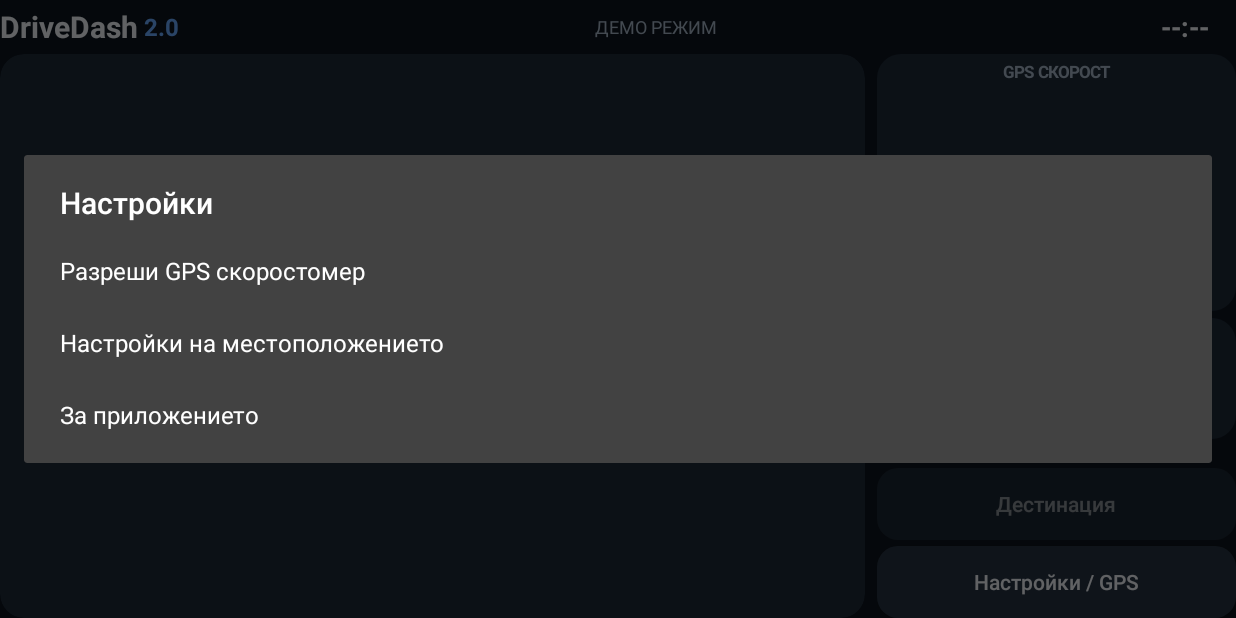
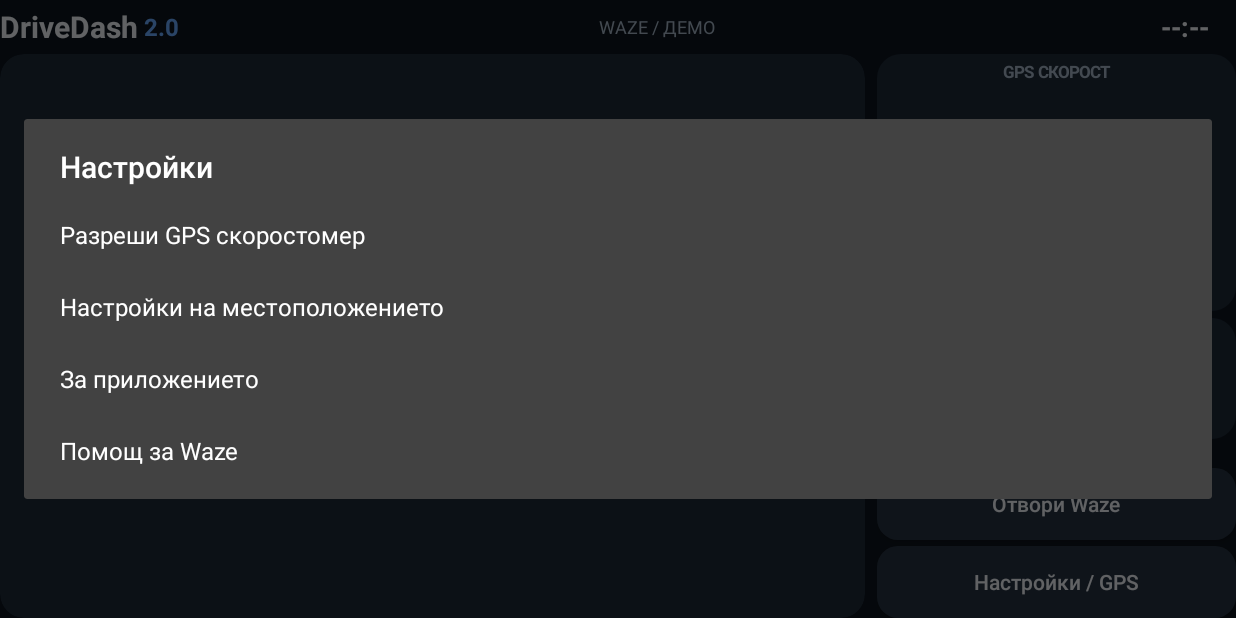
Before and after one commit to yordantonev97/DriveDashAndroid, an Android app: the screen it shows after launch (MainActivity), after a tap on "Настройки / GPS", on a phone screen of 824 x 412 dp (held sideways). Run offline under Robolectric (Android 15) with nearby library versions, the phone set to English and light mode, and no system bars; 4 statements that could not run were skipped.

Commit message:
Add Waze adjacent launch and compact split-screen dashboard

```diff
--- a/app/build.gradle.kts
+++ b/app/build.gradle.kts
@@ -6,8 +6,8 @@ android {
         applicationId = "com.drivedash.v2"
         minSdk = 29
         targetSdk = 36
-        versionCode = 2
-        versionName = "2.0-alpha02"
+        versionCode = 3
+        versionName = "2.0-alpha03"
     }
     buildFeatures { buildConfig = true }
     flavorDimensions += "navigation"
--- a/app/src/main/AndroidManifest.xml
+++ b/app/src/main/AndroidManifest.xml
@@ -3,8 +3,9 @@
     <uses-permission android:name="android.permission.ACCESS_FINE_LOCATION" />
     <uses-permission android:name="android.permission.INTERNET" />
     <uses-permission android:name="android.permission.ACCESS_NETWORK_STATE" />
+    <queries><package android:name="com.waze" /></queries>
     <application android:label="DriveDash 2" android:theme="@android:style/Theme.Material.NoActionBar" android:allowBackup="false" android:usesCleartextTraffic="false">
-        <activity android:name=".MainActivity" android:exported="true" android:configChanges="orientation|screenSize|keyboardHidden" android:screenOrientation="sensorLandscape">
+        <activity android:name=".MainActivity" android:exported="true" android:resizeableActivity="true" android:configChanges="orientation|screenSize|screenLayout|smallestScreenSize|keyboardHidden" android:screenOrientation="sensorLandscape">
             <intent-filter><action android:name="android.intent.action.MAIN"/><category android:name="android.intent.category.LAUNCHER"/></intent-filter>
         </activity>
     </application>
--- a/app/src/main/java/com/drivedash/v2/MainActivity.kt
+++ b/app/src/main/java/com/drivedash/v2/MainActivity.kt
@@ -3,6 +3,10 @@ import android.Manifest
 import android.app.Activity
 import android.app.AlertDialog
 import android.content.Intent
+import android.content.ActivityNotFoundException
+import android.content.res.Configuration
+import android.view.View
+import android.os.Build
 import android.content.pm.PackageManager
 import android.graphics.Color
 import android.graphics.Typeface
@@ -35,6 +39,11 @@ class MainActivity : Activity() {
     private lateinit var time: TextView
     private lateinit var status: TextView
     private lateinit var route: Button
+    private lateinit var mapPanel: FrameLayout
+    private lateinit var dashboardPanel: LinearLayout
+    private lateinit var modeLabel: TextView
+    private lateinit var versionLabel: TextView
+    private lateinit var mediaPanel: LinearLayout
     private lateinit var location: LocationManager
     private val handler = Handler(Looper.getMainLooper())
     private var fix: Location? = null
@@ -70,8 +79,10 @@ class MainActivity : Activity() {
         }
         val header=LinearLayout(this).apply { gravity=Gravity.CENTER_VERTICAL }
         header.addView(text("DriveDash",20f,ink,true).apply { gravity=Gravity.START or Gravity.CENTER_VERTICAL },LinearLayout.LayoutParams(-2,dp(36)))
-        header.addView(text(" 2.0",16f,blue,true),LinearLayout.LayoutParams(-2,dp(36)))
-        header.addView(text(if(BuildConfig.HAS_NAV) "НАВИГАЦИЯ" else "ДЕМО РЕЖИМ",12f,muted),LinearLayout.LayoutParams(0,dp(36),1f))
+        versionLabel=text(" 2.0",16f,blue,true)
+        header.addView(versionLabel,LinearLayout.LayoutParams(-2,dp(36)))
+        modeLabel=text(if(BuildConfig.HAS_NAV) "НАВИГАЦИЯ" else "WAZE / ДЕМО",12f,muted)
+        header.addView(modeLabel,LinearLayout.LayoutParams(0,dp(36),1f))
         time=text("--:--",18f,ink,true); header.addView(time,LinearLayout.LayoutParams(dp(68),dp(36)))
         outer.addView(header)
         val body=LinearLayout(this).apply { orientation=LinearLayout.HORIZONTAL }
@@ -79,6 +90,7 @@ class MainActivity : Activity() {
         body.addView(map,LinearLayout.LayoutParams(0,-1,7f))
         val panel=stack().apply { setPadding(dp(8),0,0,0) }
         body.addView(panel,LinearLayout.LayoutParams(0,-1,3f))
+        mapPanel=map; dashboardPanel=panel
         val speedCard=stack().apply { background=rounded(surface); setPadding(dp(3),dp(4),dp(3),dp(4)) }
         speedCard.addView(text("GPS СКОРОСТ",11f,muted,true))
         speed=text("—",42f,ink,true).apply { includeFontPadding=false }
@@ -89,24 +101,63 @@ class MainActivity : Activity() {
         val media=stack().apply { background=rounded(surface); setPadding(dp(3),dp(2),dp(3),dp(2)) }
         media.addView(text("МУЗИКА",10f,muted,true))
         media.addView(text("Очаквайте",12f,ink))
+        mediaPanel=media
         panel.addView(media,LinearLayout.LayoutParams(-1,0,0.8f).apply { topMargin=dp(5) })
         status=text("Инициализация…",11f,muted); status.maxLines=2; status.setPadding(dp(2),dp(2),dp(2),dp(2))
         panel.addView(status,LinearLayout.LayoutParams(-1,-2))
-        route=button("Дестинация") { destinationDialog() }; route.isEnabled=false; route.alpha=.55f
+        route=button(if(BuildConfig.HAS_NAV) "Дестинация" else "Отвори Waze") { if(BuildConfig.HAS_NAV) destinationDialog() else openWaze() }
+        route.isEnabled=!BuildConfig.HAS_NAV; route.alpha=if(route.isEnabled)1f else .55f
         panel.addView(route,LinearLayout.LayoutParams(-1,dp(48)))
         if(BuildConfig.HAS_NAV) panel.addView(button("Спри маршрута") { engine.stop() },LinearLayout.LayoutParams(-1,dp(48)).apply { topMargin=dp(4) })
         panel.addView(button("Настройки / GPS") { showSettings() },LinearLayout.LayoutParams(-1,dp(48)).apply { topMargin=dp(4) })
         outer.addView(body,LinearLayout.LayoutParams(-1,0,1f))
         setContentView(outer)
-        engine=Engine(this); engine.initialize(map,savedInstanceState) { msg,ready -> runOnUiThread { if(!isDestroyed) { status.text=msg; route.isEnabled=ready; route.alpha=if(ready)1f else .55f } } }
+        engine=Engine(this); engine.initialize(map,savedInstanceState) { msg,ready -> runOnUiThread { if(!isDestroyed) { status.text=if(BuildConfig.HAS_NAV)msg else "Waze · отделно приложение"; route.isEnabled=if(BuildConfig.HAS_NAV)ready else true; route.alpha=if(route.isEnabled)1f else .55f } } }
+        refreshLayout()
+    }
+    private fun refreshLayout() {
+        if(!::mapPanel.isInitialized) return
+        val compact=isInMultiWindowMode && !BuildConfig.HAS_NAV
+        mapPanel.visibility=if(compact) View.GONE else View.VISIBLE
+        dashboardPanel.setPadding(if(compact)0 else dp(8),0,0,0)
+        versionLabel.visibility=if(compact && resources.configuration.screenWidthDp < 330) View.GONE else View.VISIBLE
+        modeLabel.text=if(compact) "" else if(BuildConfig.HAS_NAV) "НАВИГАЦИЯ" else "WAZE / ДЕМО"
+        mediaPanel.visibility=if(compact && resources.configuration.screenHeightDp < 260) View.GONE else View.VISIBLE
+    }
+    override fun onMultiWindowModeChanged(inMultiWindowMode: Boolean, newConfig: Configuration) {
+        super.onMultiWindowModeChanged(inMultiWindowMode,newConfig)
+        refreshLayout()
+    }
+    override fun onConfigurationChanged(newConfig: Configuration) {
+        super.onConfigurationChanged(newConfig)
+        refreshLayout()
+    }
+    private fun openWaze() {
+        val intent=packageManager.getLaunchIntentForPackage("com.waze")
+        if(intent==null) {
+            AlertDialog.Builder(this).setTitle("Waze не е наличен")
+                .setMessage("Инсталирайте официалното приложение Waze от Google Play и опитайте отново.")
+                .setPositiveButton("OK",null).show()
+            return
+        }
+        intent.addFlags(Intent.FLAG_ACTIVITY_NEW_TASK)
+        if(Build.VERSION.SDK_INT >= 32 || isInMultiWindowMode) intent.addFlags(Intent.FLAG_ACTIVITY_LAUNCH_ADJACENT)
+        try { startActivity(intent) } catch(_: ActivityNotFoundException) {
+            Toast.makeText(this,"Не може да се отвори Waze",Toast.LENGTH_LONG).show()
+        } catch(_: SecurityException) {
+            Toast.makeText(this,"Android отказа стартирането на Waze",Toast.LENGTH_LONG).show()
+        }
     }
     private fun showSettings() {
         AlertDialog.Builder(this).setTitle("Настройки")
-            .setItems(arrayOf("Разреши GPS скоростомер","Настройки на местоположението","За приложението")) { _,i ->
+            .setItems(arrayOf("Разреши GPS скоростомер","Настройки на местоположението","За приложението","Помощ за Waze")) { _,i ->
                 when(i) {
                     0 -> requestGps()
                     1 -> startActivity(Intent(Settings.ACTION_LOCATION_SOURCE_SETTINGS))
                     2 -> AlertDialog.Builder(this).setTitle("DriveDash 2.0 Alpha").setMessage("Тестова версия. Не използвайте демонстрационната карта за шофиране. Настройвайте само при спрял автомобил.").setPositiveButton("OK",null).show()
+                    3 -> AlertDialog.Builder(this).setTitle("Waze и DriveDash")
+                        .setMessage("Бутонът Отвори Waze опитва да стартира Waze до DriveDash. Ако се отвори на цял екран, използвайте системното меню за последните приложения и Split screen. Размерът и редът се определят от телефона. Настройвайте само когато сте спрели.")
+                        .setPositiveButton("OK",null).show()
                 }
             }.show()
     }
```
Also changed, not shown: 1 other file.
